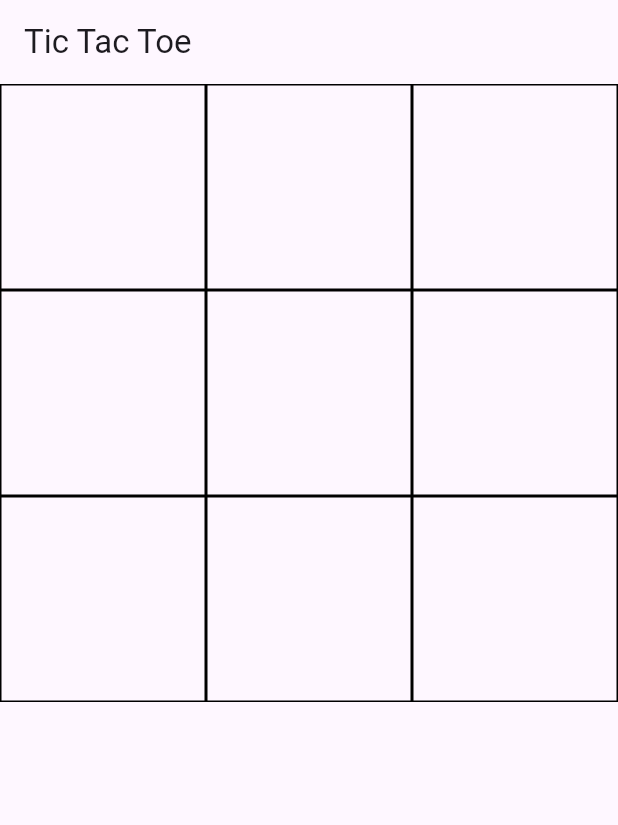
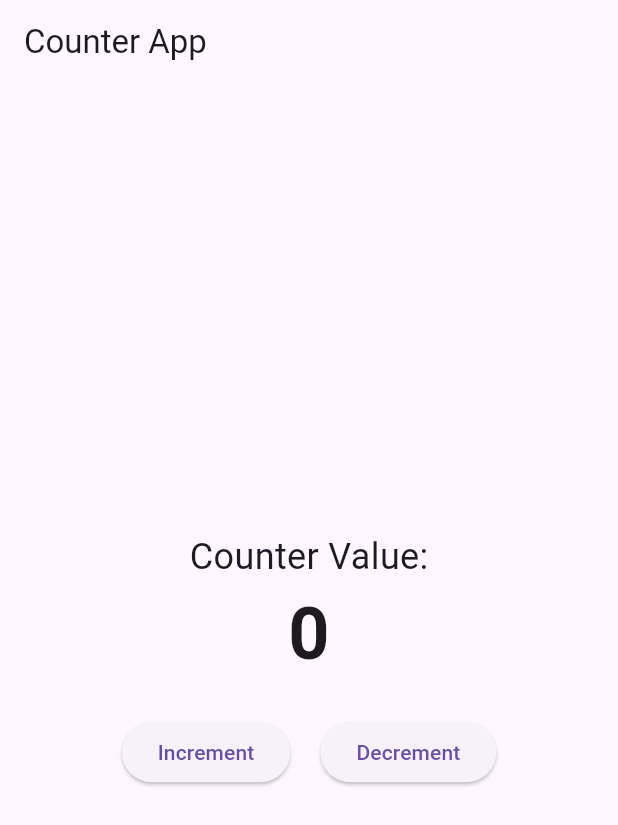
Before and after one commit to HosenShahadath/Build-Simple-Apps, a Flutter app: the screen it shows after launch, on a phone screen of 412 x 824 dp. Shown: the top 825 px of the screen. Run offline on Flutter 3.47's test engine with Material 3 defaults, Android fonts, the phone set to English and light mode, and no system bars; missing offline and left inert: flutter_pdfview.

Commit message:
counter app

```diff
--- a/lib/app.dart
+++ b/lib/app.dart
@@ -1,4 +1,5 @@
 import 'package:build_flutter_apps/book_reader_app/book_reader_app.dart';
+import 'package:build_flutter_apps/counter%20app/counter_app.dart';
 import 'package:build_flutter_apps/interest_calculator_app/interest_calculator_app.dart';
 import 'package:build_flutter_apps/tic_tac_toe_game/tic_tac_toe.dart';
 import 'package:build_flutter_apps/todo_app/todo_app.dart';
@@ -15,7 +16,7 @@ class MyApp extends StatelessWidget {
         primarySwatch: Colors.blue,
         visualDensity: VisualDensity.adaptivePlatformDensity,
       ),
-      home: TicTacToe(),
+      home: CounterPage(),
     );
   }
 }
--- /dev/null
+++ b/lib/counter app/counter_app.dart
@@ -0,0 +1,61 @@
+import 'package:flutter/material.dart';
+
+class CounterPage extends StatefulWidget{
+  @override
+  _CounterPageState createState() => _CounterPageState();
+}
+
+class _CounterPageState extends State<CounterPage> {
+  int _counter = 0;
+
+  void _incrementCounter(){
+    setState(() {
+      _counter++;
+    });
+  }
+
+  void _decrementCounter(){
+    setState(() {
+      _counter--;
+    });
+  }
+
+
+  @override
+  Widget build(BuildContext context) {
+    return Scaffold(
+      appBar: AppBar(
+        title: Text('Counter App'),
+      ),
+      body: Center(
+        child: Column(
+          mainAxisAlignment: MainAxisAlignment.center,
+          children: <Widget>[
+            Text(
+              'Counter Value:',
+              style: TextStyle(
+                fontSize: 24,
+              ),
+            ),
+            Text(
+              '$_counter',
+              style: TextStyle(
+                fontSize: 48, fontWeight: FontWeight.bold,
+              ),
+            ),
+            SizedBox(height: 20,),
+            Row(
+              mainAxisAlignment: MainAxisAlignment.center,
+              children: <Widget>[
+                ElevatedButton(onPressed: _incrementCounter, child: Text('Increment')),
+                SizedBox(width: 20,),
+                ElevatedButton(onPressed: _decrementCounter, child: Text('Decrement')),
+              ],
+            )
+          ],
+        ),
+      ),
+    );
+  }
+
+}
```
